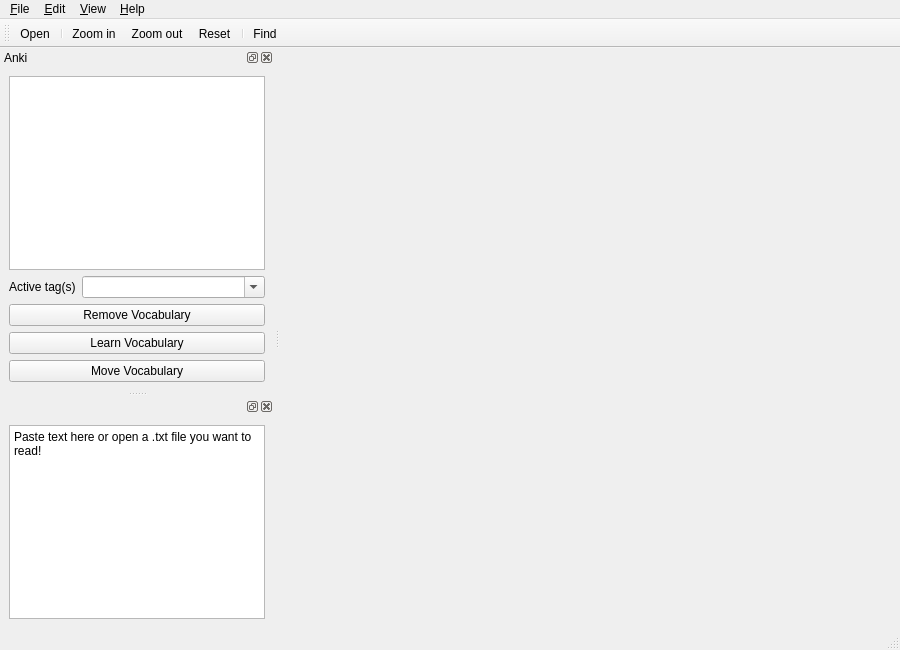
dayjaby/yomisama, file ui/reader.ui: the form before one commit.
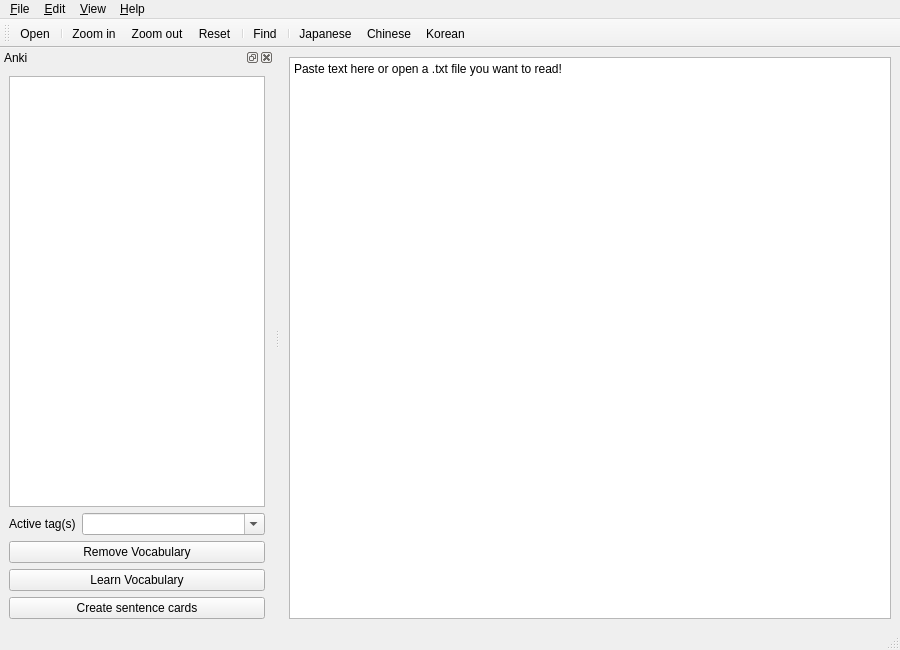
The form after the commit. Icons and pictures are not drawn.

Diff of the .ui file:
```diff
--- a/ui/reader.ui
+++ b/ui/reader.ui
@@ -21,7 +21,21 @@
     <normaloff>:/img/img/icon_logo_32.png</normaloff>:/img/img/icon_logo_32.png</iconset>
   </property>
   <widget class="QWidget" name="centralwidget">
-   <layout class="QVBoxLayout" name="verticalLayout_4"/>
+   <layout class="QVBoxLayout" name="verticalLayout_4">
+    <item>
+     <widget class="QPlainTextEdit" name="textContent">
+      <property name="mouseTracking">
+       <bool>true</bool>
+      </property>
+      <property name="readOnly">
+       <bool>true</bool>
+      </property>
+      <property name="plainText">
+       <string>Paste text here or open a .txt file you want to read!</string>
+      </property>
+     </widget>
+    </item>
+   </layout>
   </widget>
   <widget class="QMenuBar" name="menubar">
    <property name="geometry">
@@ -127,6 +141,10 @@
    <addaction name="actionZoomReset"/>
    <addaction name="separator"/>
    <addaction name="actionFind"/>
+   <addaction name="separator"/>
+   <addaction name="actionToggleJapanese"/>
+   <addaction name="actionToggleChinese"/>
+   <addaction name="actionToggleKorean"/>
   </widget>
   <widget class="QStatusBar" name="statusBar"/>
   <widget class="QDockWidget" name="dockAnki">
@@ -184,7 +202,7 @@
        <item>
         <widget class="QPushButton" name="moveVocabulary">
          <property name="text">
-          <string>Move Vocabulary</string>
+          <string>Create sentence cards</string>
          </property>
         </widget>
        </item>
@@ -193,28 +211,6 @@
     </layout>
    </widget>
   </widget>
-  <widget class="QDockWidget" name="dockWidget">
-   <attribute name="dockWidgetArea">
-    <number>1</number>
-   </attribute>
-   <widget class="QWidget" name="dockWidgetContents">
-    <layout class="QVBoxLayout" name="verticalLayout">
-     <item>
-      <widget class="QPlainTextEdit" name="textContent">
-       <property name="mouseTracking">
-        <bool>true</bool>
-       </property>
-       <property name="readOnly">
-        <bool>true</bool>
-       </property>
-       <property name="plainText">
-        <string>Paste text here or open a .txt file you want to read!</string>
-       </property>
-      </widget>
-     </item>
-    </layout>
-   </widget>
-  </widget>
   <action name="actionOpen">
    <property name="icon">
     <iconset resource="resources.qrc">
@@ -327,6 +323,15 @@
    </property>
   </action>
   <action name="actionFind">
+   <property name="checkable">
+    <bool>false</bool>
+   </property>
+   <property name="checked">
+    <bool>false</bool>
+   </property>
+   <property name="enabled">
+    <bool>true</bool>
+   </property>
    <property name="icon">
     <iconset resource="resources.qrc">
      <normaloff>:/img/img/icon_action_find.png</normaloff>:/img/img/icon_action_find.png</iconset>
@@ -479,6 +484,39 @@
    </property>
    <property name="toolTip">
     <string>Enable Chinese dictionary</string>
+   </property>
+   <property name="shortcut">
+    <string>Ctrl+H</string>
+   </property>
+  </action>
+  <action name="actionToggleJapanese">
+   <property name="checkable">
+    <bool>true</bool>
+   </property>
+   <property name="checked">
+    <bool>false</bool>
+   </property>
+   <property name="enabled">
+    <bool>true</bool>
+   </property>
+   <property name="icon">
+    <iconset resource="resources.qrc">
+     <normaloff>:/img/img/icon_action_jp.png</normaloff>:/img/img/icon_action_jp.png</iconset>
+   </property>
+   <property name="text">
+    <string>&amp;Japanese</string>
+   </property>
+   <property name="toolTip">
+    <string>Enable Japanese dictionary</string>
+   </property>
+   <property name="shortcut">
+    <string>Ctrl+J</string>
+   </property>
+   <property name="visible">
+    <bool>true</bool>
+   </property>
+   <property name="iconVisibleInMenu">
+    <bool>true</bool>
    </property>
   </action>
  </widget>
```
Left out of the diff: 34 changed lines with no effect on the pictures.
